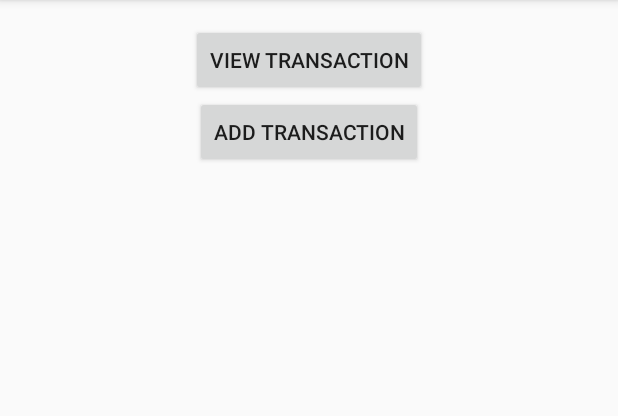
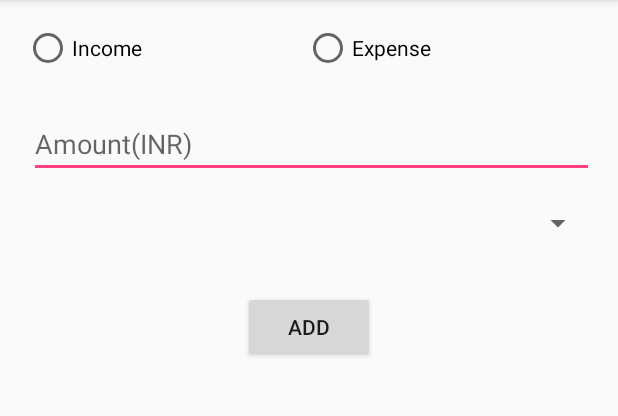
Before and after one commit to veechand/AndroidTraining, an Android app: the ActionChooserActivity screen opened directly, with no data from a screen before it, after a tap on "ADD TRANSACTION", on a phone screen of 412 x 824 dp, the part 84-500 px from its top. Run offline under Robolectric (Android 15) with nearby library versions, the phone set to English and light mode, and no system bars.

Commit message:
1. Added DBHelper 2. Code to populate the transaction subtype, simplecursoradapter 3. New launcher icon

```diff
--- a/FinanceApp/app/src/main/java/com/veechand/financeapp/ActionChooserActivity.java
+++ b/FinanceApp/app/src/main/java/com/veechand/financeapp/ActionChooserActivity.java
@@ -1,5 +1,6 @@
 package com.veechand.financeapp;
 
+import android.content.Intent;
 import android.support.v7.app.AppCompatActivity;
 import android.os.Bundle;
 import android.util.Log;
@@ -29,7 +30,8 @@ public class ActionChooserActivity extends AppCompatActivity implements View.OnC
             case R.id.viewTransactionButton:
                 break;
             case R.id.addTransactionButton:
-
+                Intent add_transaction_intent = new Intent(ActionChooserActivity.this,AddTransactionActivity.class);
+                startActivity(add_transaction_intent);
                 break;
         }
     }
--- /dev/null
+++ b/FinanceApp/app/src/main/java/com/veechand/financeapp/AddTransactionActivity.java
@@ -0,0 +1,85 @@
+package com.veechand.financeapp;
+
+import android.database.Cursor;
+import android.support.v4.widget.SimpleCursorAdapter;
+import android.support.v7.app.AppCompatActivity;
+import android.os.Bundle;
+import android.util.Log;
+import android.view.View;
+import android.widget.Button;
+import android.widget.CursorAdapter;
+import android.widget.EditText;
+import android.widget.RadioButton;
+import android.widget.Spinner;
+import android.widget.Toast;
+
+import com.veechand.financeapp.db.DBHelper;
+
+public class AddTransactionActivity extends AppCompatActivity implements View.OnClickListener {
+
+    RadioButton incomeRadioButton;
+    RadioButton expenseRadioButton;
+    EditText amountEditText;
+    Spinner transactionTypeSpinner;
+    Button addButton;
+
+    DBHelper dbHelper = null;
+
+    @Override
+    protected void onCreate(Bundle savedInstanceState) {
+        super.onCreate(savedInstanceState);
+        setContentView(R.layout.activity_add_transaction);
+
+        incomeRadioButton = (RadioButton) findViewById(R.id.incomeRadioButton);
+        expenseRadioButton = (RadioButton) findViewById(R.id.expenseRadioButton);
+        amountEditText = (EditText) findViewById(R.id.amountEditText);
+        transactionTypeSpinner = (Spinner) findViewById(R.id.transactionTypeSpinner);
+        addButton = (Button) findViewById(R.id.addButton);
+
+        incomeRadioButton.setOnClickListener(this);
+        expenseRadioButton.setOnClickListener(this);
+
+
+        dbHelper = new DBHelper(AddTransactionActivity.this);
+    }
+
+    @Override
+    public void onClick(View v) {
+        switch (v.getId()){
+            case R.id.incomeRadioButton:
+                populateTransactionSubType(R.integer.income_true);
+                break;
+            case R.id.expenseRadioButton:
+                populateTransactionSubType(R.integer.income_false);
+                break;
+
+
+        }
+    }
+
+    private void populateTransactionSubType(int isIncome) {
+        Cursor allTransactionSubtypeCursor = dbHelper.getAllTransactionSubTypes(
+                getResources().getInteger(isIncome));
+        if (allTransactionSubtypeCursor.getCount() <=0 ){
+            return;
+        }
+        Log.i("AddTransactionActivity ", getResources().getString(R.string.sub_type_col_sub_type_name));
+        String[] from = new String[]{
+                getResources().getString(R.string.sub_type_col_sub_type_name)
+        };
+        int[] to = new int[]{android.R.id.text1};
+
+        SimpleCursorAdapter transactionTypeSpinnerAdapter = new SimpleCursorAdapter(
+                AddTransactionActivity.this, android.R.layout.simple_spinner_item, allTransactionSubtypeCursor, from, to, 0);
+        transactionTypeSpinnerAdapter.setDropDownViewResource(android.R.layout.simple_spinner_dropdown_item);
+        transactionTypeSpinner.setAdapter(transactionTypeSpinnerAdapter);
+    }
+}
+
+/*
+TODO:
+  1. Write the com.veechand.financeapp.com.veechand.finance.model.DBHelper
+  2. Populate the TransactionSubType combo - Done
+  3. On Click validate and add it to DB
+  4. Register User and add it to DB
+ */
--- /dev/null
+++ b/FinanceApp/app/src/main/java/com/veechand/financeapp/db/DBHelper.java
@@ -0,0 +1,84 @@
+package com.veechand.financeapp.db;
+
+import android.content.Context;
+import android.database.Cursor;
+import android.database.sqlite.SQLiteDatabase;
+import android.database.sqlite.SQLiteOpenHelper;
+
+import com.veechand.financeapp.R;
+
+/**
+ * Created by vsubrama on 12/24/15.
+ */
+
+public class DBHelper  {
+    private final Context context;
+    SQLiteHelper sqlHelper;
+    public DBHelper(Context context){
+        String db_name = context.getResources().getString(R.string.db_name);
+        this.context = context;
+        this.sqlHelper = new SQLiteHelper(context,db_name,null,1);
+    }
+
+    public Cursor getAllTransactionSubTypes(int isIncome) {
+/*
+        String sub_type_query = "select * from sub_type where is_income="+isIncome;
+*/
+        SQLiteDatabase rDb = sqlHelper.getReadableDatabase();
+        String table_name = context.getResources().getString(R.string.sub_type_table_name);
+        String[] columns = new String[]{
+                context.getResources().getString(R.string.sub_type_col_id),
+                context.getResources().getString(R.string.sub_type_col_sub_type_name),
+        };
+        String selection = context.getResources().getString(R.string.sub_type_col_is_income) + "= ?";
+        String[] selectionArgs = new String[]{String.valueOf(isIncome)};
+        Cursor resultCursor = rDb.query(table_name, columns, selection, selectionArgs, null, null, null);
+        return resultCursor;
+    }
+
+    class SQLiteHelper extends SQLiteOpenHelper {
+
+        public SQLiteHelper(Context context, String name, SQLiteDatabase.CursorFactory factory, int version) {
+            super(context, name, factory, version);
+        }
+
+        @Override
+        public void onCreate(SQLiteDatabase db) {
+            /*
+             * Create table for user _id, username and password
+             *     create table user (_id INTEGER PRIMARY KEY AUTOINCREMENT, email VARCHAR2(256),password VARCHAR2(256));
+             * Create table for sub_type : _id, sub_type_name, is_income
+             *    create table sub_type (_id INTEGER PRIMARY KEY AUTOINCREMENT, sub_type_name VARCHAR2(256), is_income INTEGER);
+             * Create table for transaction: _id, is_income, sub_type_id, amount, user_id
+             *   create table finance_transaction (_id INTEGER PRIMARY KEY AUTOINCREMENT,
+             *     is_income INTEGER, sub_type_id INTEGER, user_id INTEGER, amount INTEGER,
+             *    FOREIGN KEY(sub_type_id) REFERENCES sub_type(_id),
+             *    FOREIGN KEY(user_id) REFERENCES user(_id)
+             *    );
+             *
+             *  other query references:
+             *   insert into user (email,password) values ("veera@veera.com","veera123");
+             *   insert into sub_type (sub_type_name,is_income) values ("veg",0); // 0 means expense
+             *   insert into sub_type (sub_type_name,is_income) values ("li_pay",1) //1 means income
+             *
+             *   insert into finance_transaction (is_income,sub_type_id,user_id,amount) values ();
+             */
+            db.execSQL("create table user (_id INTEGER PRIMARY KEY AUTOINCREMENT, email VARCHAR2(256),password VARCHAR2(256))");
+            db.execSQL("create table sub_type (_id INTEGER PRIMARY KEY AUTOINCREMENT, sub_type_name VARCHAR2(256), is_income INTEGER);");
+            String financeTransaction = "create table finance_transaction (_id INTEGER PRIMARY KEY AUTOINCREMENT,"
+                    + "is_income INTEGER, sub_type_id INTEGER, user_id INTEGER, amount INTEGER,"
+                    + "FOREIGN KEY(sub_type_id) REFERENCES sub_type(_id),"
+                    + "FOREIGN KEY(user_id) REFERENCES user(_id))";
+            db.execSQL(financeTransaction);
+
+            //TODO(veechand): Test queries remove later
+            db.execSQL("insert into sub_type (sub_type_name,is_income) values (\"veg\",0)");
+            db.execSQL("insert into sub_type (sub_type_name,is_income) values (\"li_pay\",1)");
+        }
+
+        @Override
+        public void onUpgrade(SQLiteDatabase db, int oldVersion, int newVersion) {
+
+        }
+    }
+}
--- /dev/null
+++ b/FinanceApp/app/src/main/res/layout/activity_add_transaction.xml
@@ -0,0 +1,56 @@
+<?xml version="1.0" encoding="utf-8"?>
+<LinearLayout xmlns:android="http://schemas.android.com/apk/res/android"
+    xmlns:tools="http://schemas.android.com/tools"
+    android:layout_width="match_parent"
+    android:layout_height="match_parent"
+    android:paddingBottom="@dimen/activity_vertical_margin"
+    android:paddingLeft="@dimen/activity_horizontal_margin"
+    android:paddingRight="@dimen/activity_horizontal_margin"
+    android:paddingTop="@dimen/activity_vertical_margin"
+    android:orientation="vertical"
+    tools:context="com.veechand.financeapp.AddTransactionActivity">
+
+    <RadioGroup
+        android:layout_width="match_parent"
+        android:layout_height="wrap_content"
+        android:orientation="horizontal">
+
+        <RadioButton
+            android:id="@+id/incomeRadioButton"
+            android:layout_width="wrap_content"
+            android:layout_height="wrap_content"
+            android:text="Income"
+            android:layout_weight="1" />
+        <RadioButton
+            android:id="@+id/expenseRadioButton"
+            android:layout_width="wrap_content"
+            android:layout_height="wrap_content"
+            android:text="Expense"
+            android:layout_weight="1" />
+    </RadioGroup>
+    <EditText
+        android:layout_width="match_parent"
+        android:layout_height="wrap_content"
+        android:hint="Amount(INR)"
+        android:id="@+id/amountEditText"
+        android:layout_marginTop="25dp"
+        android:layout_marginLeft="3dp"
+        android:inputType="number|numberDecimal" />
+    <Spinner
+        android:layout_width="match_parent"
+        android:layout_height="30dp"
+        android:id="@+id/transactionTypeSpinner"
+        android:layout_marginTop="15dp"
+        android:layout_marginLeft="3dp"
+        android:spinnerMode="dropdown"
+        />
+
+    <Button
+        android:layout_width="wrap_content"
+        android:layout_height="wrap_content"
+        android:text="Add"
+        android:id="@+id/addButton"
+        android:layout_gravity="center_horizontal"
+        android:layout_marginTop="30dp" />
+
+</LinearLayout>
--- a/FinanceApp/app/src/main/res/values/strings.xml
+++ b/FinanceApp/app/src/main/res/values/strings.xml
@@ -10,7 +10,16 @@
     <string name="error_invalid_password">This password is too short</string>
     <string name="error_incorrect_password">This password is incorrect</string>
     <string name="error_field_required">This field is required</string>
-    <string name="permission_rationale">"Contacts permissions are needed for providing email
+    <!--<string name="permission_rationale">"Contacts permissions are needed for providing email
         completions."
-    </string>
+    </string>-->
+    <!-- DB releated constants - STARTS -->
+    <string name="db_name">financeapp.db</string>
+    <integer name="income_true">1</integer>
+    <integer name="income_false">0</integer>
+    <string name="sub_type_table_name">sub_type</string>
+    <string name="sub_type_col_sub_type_name">sub_type_name</string>
+    <string name="sub_type_col_is_income">is_income</string>
+    <string name="sub_type_col_id">_id</string>
+    <!-- DB releated constants - ENDS -->
 </resources>
```
Also changed, not shown: FinanceApp/app/src/main/AndroidManifest.xml (+6 -4 lines), FinanceApp/app/src/main/java/com/veechand/financeapp/LoginActivity.java (+1 -7 lines), FinanceApp/app/src/main/res/mipmap-hdpi/ic_launcher.png, FinanceApp/app/src/main/res/mipmap-mdpi/ic_launcher.png, FinanceApp/app/src/main/res/mipmap-xhdpi/ic_launcher.png, FinanceApp/app/src/main/res/mipmap-xxhdpi/ic_launcher.png, FinanceApp/app/src/main/res/mipmap-xxxhdpi/ic_launcher.png.
